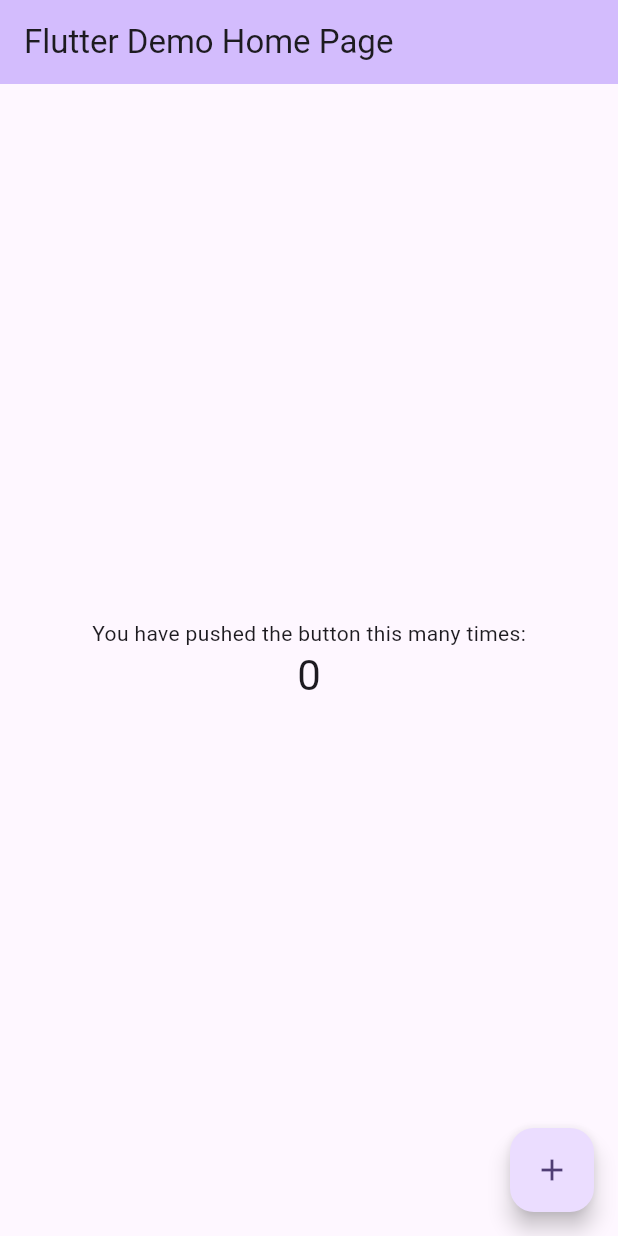
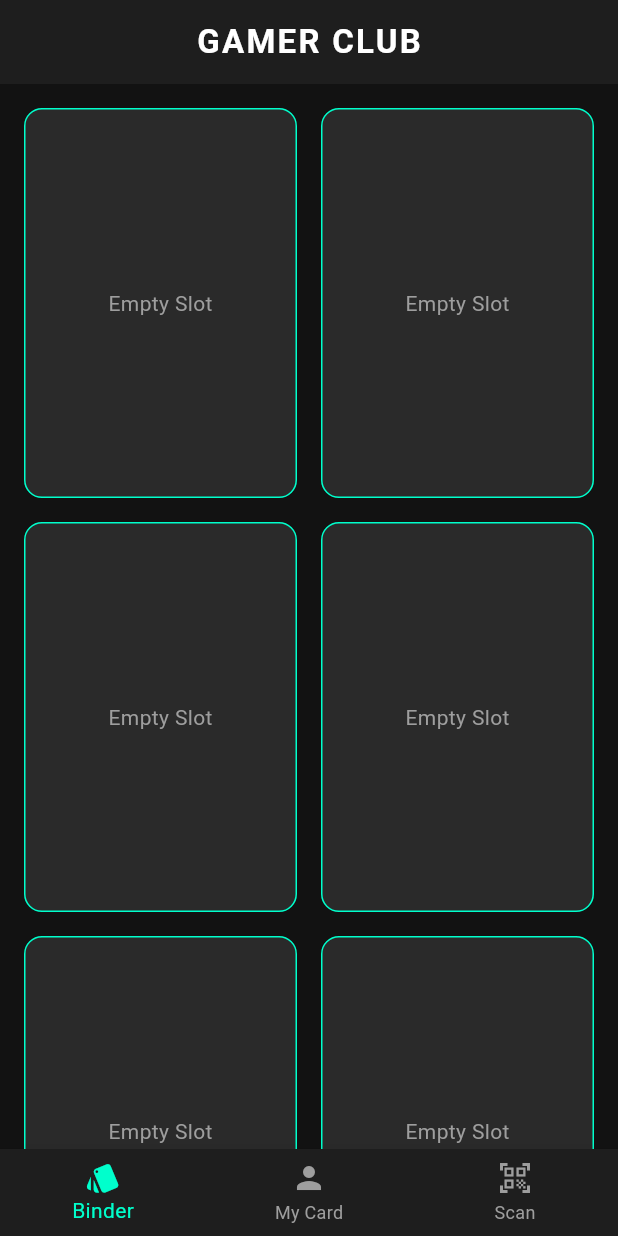
Before and after one commit to liarisknight0/gamer_club, a Flutter app: the screen it shows after launch, on a phone screen of 412 x 824 dp. Run offline on Flutter 3.47's test engine with Material 3 defaults, Android fonts, the phone set to English and light mode, and no system bars.

Commit message:
Finished Chunk 2: Added Binder, My Card, and Scanner screens

```diff
--- a/lib/main.dart
+++ b/lib/main.dart
@@ -1,121 +1,94 @@
 import 'package:flutter/material.dart';
+import 'screens/binder_screen.dart';
+import 'screens/my_card_screen.dart';
+import 'screens/scanner_screen.dart';
 
 void main() {
-  runApp(const MyApp());
+  runApp(const GamerClubApp());
 }
 
-class MyApp extends StatelessWidget {
-  const MyApp({super.key});
+class GamerClubApp extends StatelessWidget {
+  const GamerClubApp({super.key});
 
-  // This widget is the root of your application.
   @override
   Widget build(BuildContext context) {
     return MaterialApp(
-      title: 'Flutter Demo',
+      title: 'Gamer Club',
+      debugShowCheckedModeBanner: false,
+      // Here we define the "Gamer" Dark Theme
       theme: ThemeData(
-        // This is the theme of your application.
-        //
-        // TRY THIS: Try running your application with "flutter run". You'll see
-        // the application has a purple toolbar. Then, without quitting the app,
-        // try changing the seedColor in the colorScheme below to Colors.green
-        // and then invoke "hot reload" (save your changes or press the "hot
-        // reload" button in a Flutter-supported IDE, or press "r" if you used
-        // the command line to start the app).
-        //
-        // Notice that the counter didn't reset back to zero; the application
-        // state is not lost during the reload. To reset the state, use hot
-        // restart instead.
-        //
-        // This works for code too, not just values: Most code changes can be
-        // tested with just a hot reload.
-        colorScheme: .fromSeed(seedColor: Colors.deepPurple),
+        brightness: Brightness.dark,
+        scaffoldBackgroundColor: const Color(0xFF121212), // Deep dark grey
+        primaryColor: const Color(0xFF00FFCC), // Neon Cyberpunk Cyan
+        colorScheme: const ColorScheme.dark(
+          primary: Color(0xFF00FFCC),
+          secondary: Color(0xFFFF00FF), // Neon Pink for accents
+        ),
+        appBarTheme: const AppBarTheme(
+          backgroundColor: Color(0xFF1E1E1E),
+          elevation: 0,
+          centerTitle: true,
+          titleTextStyle: TextStyle(
+            color: Colors.white,
+            fontSize: 22,
+            fontWeight: FontWeight.bold,
+            letterSpacing: 1.5,
+          ),
+        ),
       ),
-      home: const MyHomePage(title: 'Flutter Demo Home Page'),
+      home: const MainNavigationScreen(),
     );
   }
 }
 
-class MyHomePage extends StatefulWidget {
-  const MyHomePage({super.key, required this.title});
-
-  // This widget is the home page of your application. It is stateful, meaning
-  // that it has a State object (defined below) that contains fields that affect
-  // how it looks.
-
-  // This class is the configuration for the state. It holds the values (in this
-  // case the title) provided by the parent (in this case the App widget) and
-  // used by the build method of the State. Fields in a Widget subclass are
-  // always marked "final".
-
-  final String title;
+class MainNavigationScreen extends StatefulWidget {
+  const MainNavigationScreen({super.key});
 
   @override
-  State<MyHomePage> createState() => _MyHomePageState();
+  State<MainNavigationScreen> createState() => _MainNavigationScreenState();
 }
 
-class _MyHomePageState extends State<MyHomePage> {
-  int _counter = 0;
+class _MainNavigationScreenState extends State<MainNavigationScreen> {
+  int _currentIndex = 0;
 
-  void _incrementCounter() {
-    setState(() {
-      // This call to setState tells the Flutter framework that something has
-      // changed in this State, which causes it to rerun the build method below
-      // so that the display can reflect the updated values. If we changed
-      // _counter without calling setState(), then the build method would not be
-      // called again, and so nothing would appear to happen.
-      _counter++;
-    });
-  }
+
+  final List<Widget> _screens =[
+    const BinderScreen(),
+    const MyCardScreen(),
+    const ScannerScreen(),
+  ];
 
   @override
   Widget build(BuildContext context) {
-    // This method is rerun every time setState is called, for instance as done
-    // by the _incrementCounter method above.
-    //
-    // The Flutter framework has been optimized to make rerunning build methods
-    // fast, so that you can just rebuild anything that needs updating rather
-    // than having to individually change instances of widgets.
     return Scaffold(
       appBar: AppBar(
-        // TRY THIS: Try changing the color here to a specific color (to
-        // Colors.amber, perhaps?) and trigger a hot reload to see the AppBar
-        // change color while the other colors stay the same.
-        backgroundColor: Theme.of(context).colorScheme.inversePrimary,
-        // Here we take the value from the MyHomePage object that was created by
-        // the App.build method, and use it to set our appbar title.
-        title: Text(widget.title),
+        title: const Text('GAMER CLUB'),
       ),
-      body: Center(
-        // Center is a layout widget. It takes a single child and positions it
-        // in the middle of the parent.
-        child: Column(
-          // Column is also a layout widget. It takes a list of children and
-          // arranges them vertically. By default, it sizes itself to fit its
-          // children horizontally, and tries to be as tall as its parent.
-          //
-          // Column has various properties to control how it sizes itself and
-          // how it positions its children. Here we use mainAxisAlignment to
-          // center the children vertically; the main axis here is the vertical
-          // axis because Columns are vertical (the cross axis would be
-          // horizontal).
-          //
-          // TRY THIS: Invoke "debug painting" (choose the "Toggle Debug Paint"
-          // action in the IDE, or press "p" in the console), to see the
-          // wireframe for each widget.
-          mainAxisAlignment: .center,
-          children: [
-            const Text('You have pushed the button this many times:'),
-            Text(
-              '$_counter',
-              style: Theme.of(context).textTheme.headlineMedium,
-            ),
-          ],
-        ),
-      ),
-      floatingActionButton: FloatingActionButton(
-        onPressed: _incrementCounter,
-        tooltip: 'Increment',
-        child: const Icon(Icons.add),
+      body: _screens[_currentIndex],
+      bottomNavigationBar: BottomNavigationBar(
+        backgroundColor: const Color(0xFF1E1E1E),
+        selectedItemColor: const Color(0xFF00FFCC), // Neon Cyan when selected
+        unselectedItemColor: Colors.grey,
+        currentIndex: _currentIndex,
+        onTap: (index) {
+          setState(() {
+            _currentIndex = index;
+          });
+        },
+        items: const[
+          BottomNavigationBarItem(
+            icon: Icon(Icons.style), // Card binder icon
+            label: 'Binder',
+          ),
+          BottomNavigationBarItem(
+            icon: Icon(Icons.person), // User card icon
+            label: 'My Card',
+          ),
+          BottomNavigationBarItem(
+            icon: Icon(Icons.qr_code_scanner), // Scanner icon
+            label: 'Scan',
+          ),
+        ],
       ),
     );
   }
--- /dev/null
+++ b/lib/screens/binder_screen.dart
@@ -0,0 +1,36 @@
+import 'package:flutter/material.dart';
+
+class BinderScreen extends StatelessWidget {
+  const BinderScreen({super.key});
+
+  @override
+  Widget build(BuildContext context) {
+    return Scaffold(
+      body: GridView.builder(
+        padding: const EdgeInsets.all(16.0),
+        gridDelegate: const SliverGridDelegateWithFixedCrossAxisCount(
+          crossAxisCount: 2, // 2 cards per row
+          childAspectRatio: 0.7, // Trading card aspect ratio (taller than wide)
+          crossAxisSpacing: 16,
+          mainAxisSpacing: 16,
+        ),
+        itemCount: 6, // Placeholder for 6 cards
+        itemBuilder: (context, index) {
+          return Container(
+            decoration: BoxDecoration(
+              color: const Color(0xFF2A2A2A), // Dark grey card background
+              borderRadius: BorderRadius.circular(12),
+              border: Border.all(color: const Color(0xFF00FFCC), width: 1), // Neon Cyan border
+            ),
+            child: const Center(
+              child: Text(
+                'Empty Slot',
+                style: TextStyle(color: Colors.grey),
+              ),
+            ),
+          );
+        },
+      ),
+    );
+  }
+}
```
Also changed, not shown: lib/screens/my_card_screen.dart (added, +51 -0 lines), lib/screens/scanner_screen.dart (added, +25 -0 lines).
